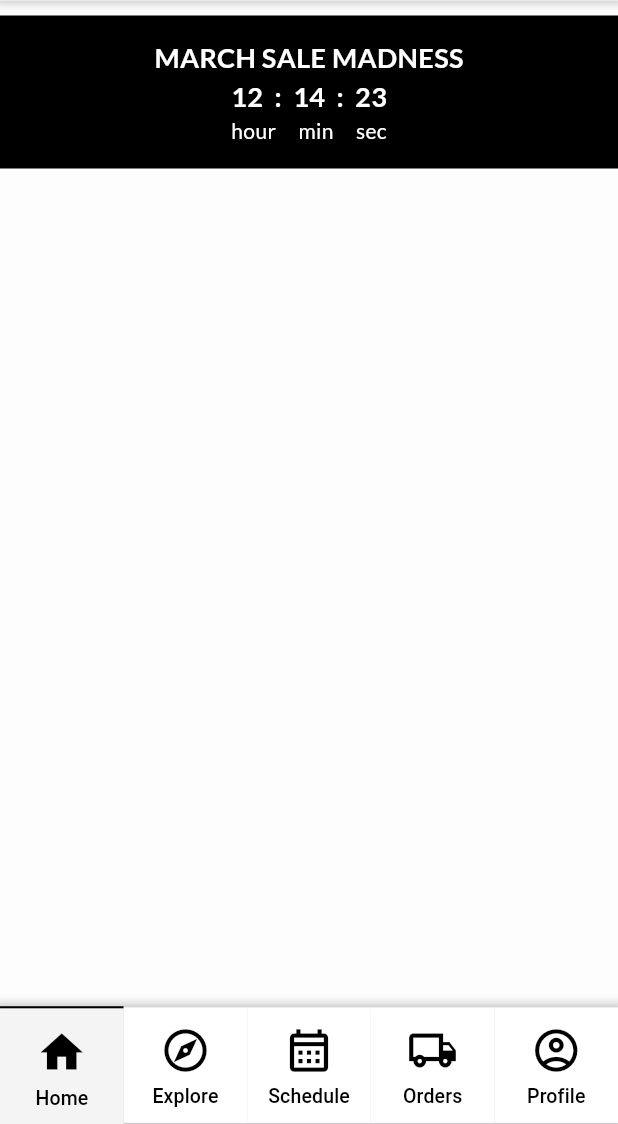
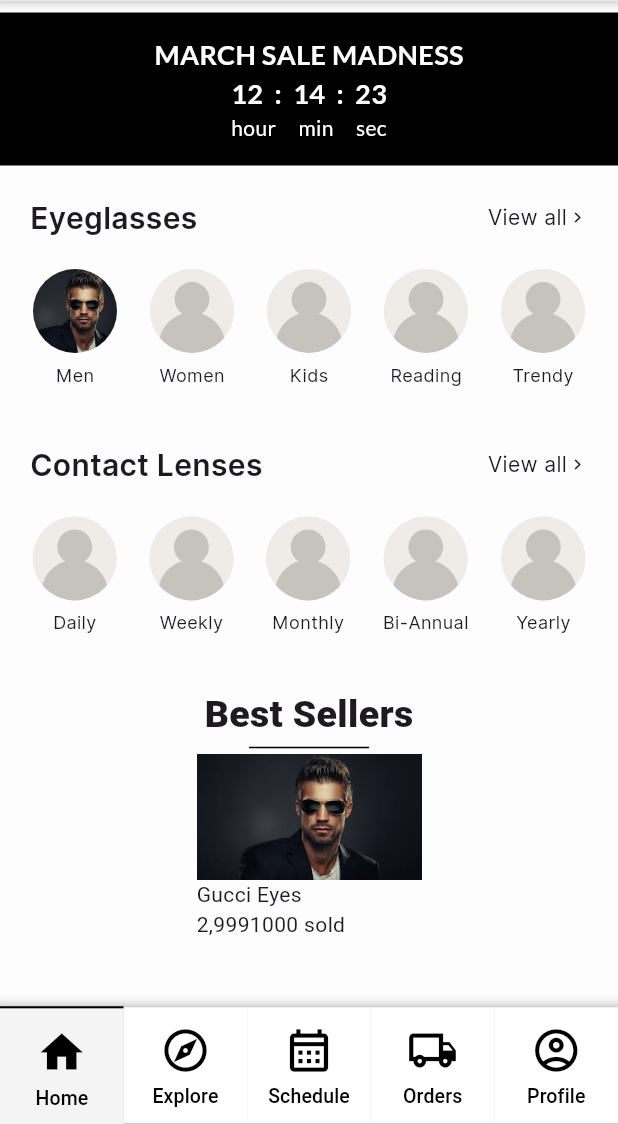
Before and after one commit to Gidsss/project_v, a Flutter app: the screen it shows after launch, after a tap on "LOGIN", on a phone screen of 412 x 824 dp, the part 112-1236 px from its top. Run offline on Flutter 3.47's test engine with Material 3 defaults, Android fonts, the phone set to English and light mode, and no system bars; our stand-ins replace flutter_svg; accounts and stored records are empty; Roboto replaces fonts that are missing (Times New Roman).

```diff
--- a/lib/constants/app_constants.dart
+++ b/lib/constants/app_constants.dart
@@ -16,6 +16,9 @@ class AppConstants {
   static const String profileIconPath = 'assets/images/user.png';
   static const String editIconPath = 'assets/cameraicon.svg';
 
+  // Home Page Images
+  static const String meneyeglassIconPath = 'assets/images/MenEyeglass.jpg';
+
   // Color constants
   static const Color primaryColor = Colors.blue;
   static const Color secondaryColor = Colors.green;
--- a/lib/main.dart
+++ b/lib/main.dart
@@ -12,10 +12,11 @@ class MyApp extends StatelessWidget {
   // This widget is the root of your application.
   @override
   Widget build(BuildContext context) {
+    const fontFamily = 'Inter';
 
     // I commented this because it was resulting in every widget being white. Which was annoying.
 
-     /*MaterialColor primaryColor = const MaterialColor(
+    /*MaterialColor primaryColor = const MaterialColor(
       0xFFfdfdfd,
       <int, Color>{
         50: Color(0xFFfdfdfd),
@@ -35,12 +36,16 @@ class MyApp extends StatelessWidget {
       debugShowCheckedModeBanner: false,
       theme: ThemeData(
         // This is the theme of your application.
-         // Set the scaffold background color to white
+        // Set the scaffold background color to white
         scaffoldBackgroundColor: const Color.fromARGB(253, 253, 253, 253),
 
         // I commented this also because it was using the primarycolor variable defined in Line 18)
         // Set the color scheme with black as the primary color
         //colorScheme: ColorScheme.fromSwatch(primarySwatch: primaryColor),
+
+        // Use inter as the main font for the app.
+        textTheme: TextTheme(bodyLarge: TextStyle(fontFamily: fontFamily), bodySmall: TextStyle(fontFamily: fontFamily)),
+
         // Enable Material Design 3
         useMaterial3: true,
       ),
--- a/lib/screens/main/homescreen.dart
+++ b/lib/screens/main/homescreen.dart
@@ -1,5 +1,7 @@
+import 'package:flutter/cupertino.dart';
 import 'package:flutter/material.dart';
 import 'package:flutter/widgets.dart';
+import 'package:project_v/constants/app_constants.dart';
 import 'package:project_v/widgets/Layout/headerfooter.dart';
 
 class HomeScreen extends StatelessWidget {
@@ -14,13 +16,13 @@ class HomeScreen extends StatelessWidget {
           child: Column(
             children: [
               const SizedBox(
-                height: 10,
+                height: 8,
               ),
               Container(
                   width: double.infinity,
                   color: Colors.black,
                   child: const Padding(
-                    padding: EdgeInsets.fromLTRB(8,15,8,15),
+                    padding: EdgeInsets.fromLTRB(8, 15, 8, 15),
                     child: Column(
                       children: [
                         Text(
@@ -32,26 +34,149 @@ class HomeScreen extends StatelessWidget {
                               fontWeight: FontWeight.bold),
                         ),
                         Text(
-                          "12  :  14  :  23", // Temporary, will be changed once backend real-time countdown is implemented.
+                          "12  :  14  :  23", // Temporary text solution, will be changed to dynamic once backend real-time countdown is implemented.
                           style: TextStyle(
                               fontSize: 18,
                               color: Colors.white,
                               fontFamily: "Lato",
                               fontWeight: FontWeight.bold),
                         ),
-                        Text(
-                          "hour     min     sec",
-                          style: TextStyle(
+                        Text("hour     min     sec",
+                            style: TextStyle(
                               fontSize: 14,
                               color: Colors.white,
                               fontFamily: "Lato",
-                          )
-                        )
+                            ))
                       ],
                     ),
-                  ))
+                  )),
+              const SizedBox(
+                height: 8,
+              ),
+              Padding(
+                padding: const EdgeInsets.fromLTRB(20, 12, 20, 0),
+                child: itemHeader(
+                  "Eyeglasses",
+                ),
+              ),
+              const SizedBox(
+                height: 20,
+              ),
+              Row(
+                mainAxisAlignment: MainAxisAlignment.spaceEvenly,
+                children: [
+                  itemCreate(AppConstants.meneyeglassIconPath, "Men"),
+                  itemCreate(AppConstants.profileIconPath, "Women"),
+                  itemCreate(AppConstants.profileIconPath, "Kids"),
+                  itemCreate(AppConstants.profileIconPath, "Reading"),
+                  itemCreate(AppConstants.profileIconPath, "Trendy")
+                ],
+              ),
+              const SizedBox(
+                height: 25,
+              ),
+              Padding(
+                padding: const EdgeInsets.fromLTRB(20, 12, 20, 0),
+                child: itemHeader("Contact Lenses"),
+              ),
+              const SizedBox(
+                height: 20,
+              ),
+              Row(
+                mainAxisAlignment: MainAxisAlignment.spaceEvenly,
+                children: [
+                  itemCreate(AppConstants.profileIconPath, "Daily"),
+                  itemCreate(AppConstants.profileIconPath, "Weekly"),
+                  itemCreate(AppConstants.profileIconPath, "Monthly"),
+                  itemCreate(AppConstants.profileIconPath, "Bi-Annual"),
+                  itemCreate(AppConstants.profileIconPath, "Yearly")
+                ],
+              ),
+              const SizedBox(
+                height: 35,
+              ),
+              const Center(
+                  child: Text("Best Sellers",
+                      style: TextStyle(
+                          fontSize: 25, fontWeight: FontWeight.w900))),
+              const SizedBox(
+                  width: 80,
+                  child: Divider(
+                    height: 8,
+                    thickness: 1,
+                    color: Colors.black,
+                  )),
+              Row(
+                mainAxisAlignment: MainAxisAlignment.spaceEvenly,
+                children: [
+                  Column(
+                    crossAxisAlignment: CrossAxisAlignment.start,
+                    children: [
+                      Image.asset(scale: 2, AppConstants.meneyeglassIconPath),
+                      Text("Gucci Eyes"),
+                      Row(
+                        children: [Text("2,999"), Text("1000 sold")],
+                      ),
+                    ],
+                  ),
+                ],
+              ),
             ],
           ),
         ));
   }
 }
+
+Widget itemHeader(String title) {
+  return Row(
+    mainAxisAlignment: MainAxisAlignment.spaceBetween,
+    children: [
+      Text(
+        title,
+        style: const TextStyle(
+            fontSize: 20, fontFamily: "Inter", fontWeight: FontWeight.w600),
+      ),
+      GestureDetector(
+        onTap: () {
+          // Argument goes here. Navigate to Product Listings Page with Eyeglasses, or contact lenses category selected. (May need a new page that lists all subcategories of eyeglass, contact lenses?)
+        },
+        child: const Row(
+          children: [
+            Text("View all",
+                style: TextStyle(
+                    fontFamily: "Inter", fontWeight: FontWeight.w200)),
+            Icon(
+              Icons.chevron_right,
+              size: 14,
+            ),
+          ],
+        ),
+      )
+    ],
+  );
+}
+
+Widget itemCreate(String image, String label) {
+  return GestureDetector(
+    onTap: () {
+      // Argument goes here. Navigate to Product Listings Page with the relevant category selected.
+    },
+    child: Column(
+      children: [
+        SizedBox(
+          width: 56,
+          height: 56,
+          child: CircleAvatar(radius: 80, backgroundImage: AssetImage(image)),
+        ),
+        const SizedBox(
+          height: 6,
+        ),
+        Text(
+          label,
+          style: const TextStyle(
+              fontFamily: "Inter", fontSize: 12, fontWeight: FontWeight.w500),
+        )
+      ],
+    ),
+  );
+}
```
Also changed, not shown: pubspec.yaml (+6 -4 lines), assets/images/MenEyeglass.jpg (added).
